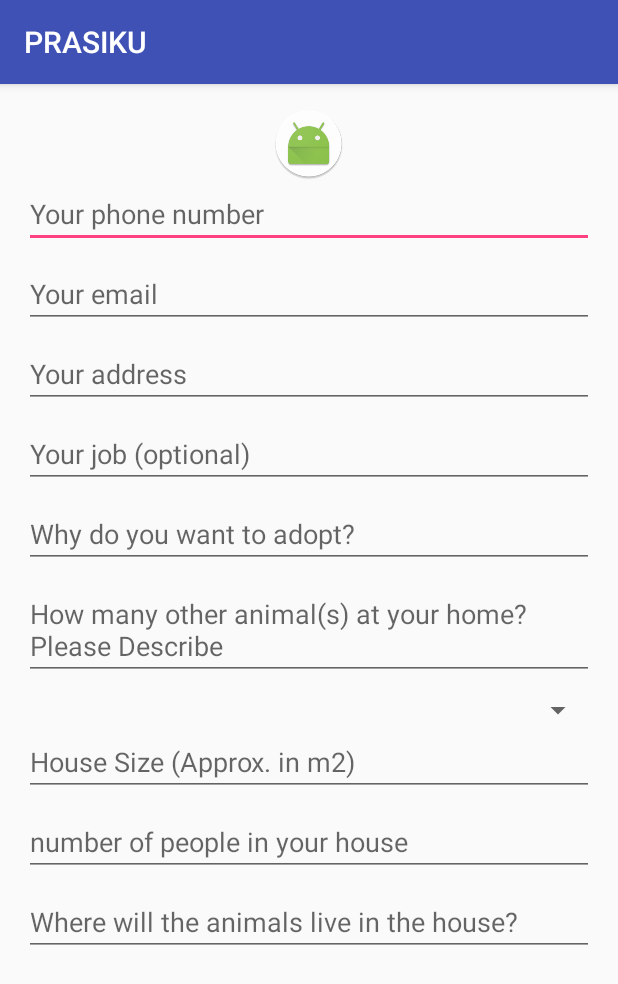
After one commit to mfpfakhri/PRASIKU, an Android app: the UserAdoptionFormActivity screen opened directly, with no data from a screen before it, on a phone screen of 412 x 824 dp. The commit adds this screen. Shown: the top 984 px of the screen. Run offline under Robolectric (Android 15) with nearby library versions, the phone set to English and light mode, and no system bars.

Commit message:
adoption form setengah jalan

```diff
--- a/app/src/main/AndroidManifest.xml
+++ b/app/src/main/AndroidManifest.xml
@@ -83,6 +83,7 @@
                 android:name="android.support.PARENT_ACTIVITY"
                 android:value=".HomeActivity" />
         </activity>
+        <activity android:name=".UserAdoptionFormActivity"></activity>
     </application>
 
 </manifest>
--- a/app/src/main/java/com/example/android/prasikuv11/AdoptionFormReceivedActivity.java
+++ b/app/src/main/java/com/example/android/prasikuv11/AdoptionFormReceivedActivity.java
@@ -1,7 +1,9 @@
 package com.example.android.prasikuv11;
 
+import android.content.Intent;
+import android.os.Bundle;
 import android.support.v7.app.AppCompatActivity;
-import android.os.Bundle;
+import android.view.View;
 
 public class AdoptionFormReceivedActivity extends AppCompatActivity {
 
@@ -10,4 +12,8 @@ public class AdoptionFormReceivedActivity extends AppCompatActivity {
         super.onCreate(savedInstanceState);
         setContentView(R.layout.activity_adoption_form_received);
     }
+    public void openUserAdoptionForm(View view){
+        Intent useradoptionform = new Intent(this, UserAdoptionFormActivity.class);
+        startActivity(useradoptionform);
+    }
 }
--- a/app/src/main/java/com/example/android/prasikuv11/HomeActivity.java
+++ b/app/src/main/java/com/example/android/prasikuv11/HomeActivity.java
@@ -21,11 +21,11 @@ public class HomeActivity extends AppCompatActivity {
         startActivity(catadoption);
     }
     public void openUploadAnimal(View view){
-        Intent catadoption = new Intent(this, UploadAnimalActivity.class);
-        startActivity(catadoption);
+        Intent uploadanimal = new Intent(this, UploadAnimalActivity.class);
+        startActivity(uploadanimal);
     }
     public void openAdoptionFormReceived(View view){
-        Intent catadoption = new Intent(this, AdoptionFormReceivedActivity.class);
-        startActivity(catadoption);
+        Intent adoptionformreceived = new Intent(this, AdoptionFormReceivedActivity.class);
+        startActivity(adoptionformreceived);
     }
 }
--- /dev/null
+++ b/app/src/main/java/com/example/android/prasikuv11/UserAdoptionFormActivity.java
@@ -0,0 +1,13 @@
+package com.example.android.prasikuv11;
+
+import android.support.v7.app.AppCompatActivity;
+import android.os.Bundle;
+
+public class UserAdoptionFormActivity extends AppCompatActivity {
+
+    @Override
+    protected void onCreate(Bundle savedInstanceState) {
+        super.onCreate(savedInstanceState);
+        setContentView(R.layout.activity_user_adoption_form);
+    }
+}
--- a/app/src/main/res/layout/activity_adoption_form_received.xml
+++ b/app/src/main/res/layout/activity_adoption_form_received.xml
@@ -1,9 +1,13 @@
 <?xml version="1.0" encoding="utf-8"?>
-<android.support.constraint.ConstraintLayout xmlns:android="http://schemas.android.com/apk/res/android"
+<LinearLayout xmlns:android="http://schemas.android.com/apk/res/android"
     xmlns:app="http://schemas.android.com/apk/res-auto"
     xmlns:tools="http://schemas.android.com/tools"
     android:layout_width="match_parent"
     android:layout_height="match_parent"
     tools:context="com.example.android.prasikuv11.AdoptionFormReceivedActivity">
-
-</android.support.constraint.ConstraintLayout>
+    <Button
+        android:layout_width="match_parent"
+        android:layout_height="wrap_content"
+        android:text="user yang mau adopt 1"
+        android:onClick="openUserAdoptionForm"/>
+</LinearLayout>
--- /dev/null
+++ b/app/src/main/res/layout/activity_user_adoption_form.xml
@@ -0,0 +1,106 @@
+<?xml version="1.0" encoding="utf-8"?>
+<ScrollView xmlns:android="http://schemas.android.com/apk/res/android"
+    android:layout_width="match_parent"
+    android:layout_height="match_parent">
+
+    <LinearLayout xmlns:android="http://schemas.android.com/apk/res/android"
+        xmlns:app="http://schemas.android.com/apk/res-auto"
+        xmlns:tools="http://schemas.android.com/tools"
+        android:layout_width="match_parent"
+        android:layout_height="match_parent"
+        android:layout_margin="16sp"
+        android:orientation="vertical"
+        tools:context="com.example.android.prasikuv11.MainActivity">
+
+        <LinearLayout
+            android:layout_width="match_parent"
+            android:layout_height="match_parent"
+            android:layout_weight="1"
+            android:orientation="vertical">
+
+            <ImageView
+                android:id="@+id/clouwiko_logo"
+                android:layout_width="fill_parent"
+                android:layout_height="match_parent"
+                android:scaleType="center"
+                android:src="@mipmap/ic_launcher_round" />
+        </LinearLayout>
+
+        <LinearLayout
+            android:layout_width="match_parent"
+            android:layout_height="match_parent"
+            android:layout_weight="1"
+            android:orientation="vertical">
+
+            <EditText
+                android:id="@+id/adoption_phone"
+                android:layout_width="match_parent"
+                android:layout_height="wrap_content"
+                android:layout_marginBottom="8dp"
+                android:hint="@string/adoption_phone" />
+
+            <EditText
+                android:id="@+id/adoption_email"
+                android:layout_width="match_parent"
+                android:layout_height="wrap_content"
+                android:layout_marginBottom="8dp"
+                android:hint="@string/adoption_email" />
+
+            <EditText
+                android:id="@+id/adoption_address"
+                android:layout_width="match_parent"
+                android:layout_height="wrap_content"
+                android:layout_marginBottom="8dp"
+                android:hint="@string/adoption_address" />
+
+            <EditText
+                android:id="@+id/adoption_job"
+                android:layout_width="match_parent"
+                android:layout_height="wrap_content"
+                android:layout_marginBottom="8dp"
+                android:hint="@string/adoption_job" />
+
+            <EditText
+                android:id="@+id/adoption_reason"
+                android:layout_width="match_parent"
+                android:layout_height="wrap_content"
+                android:layout_marginBottom="8dp"
+                android:hint="@string/adoption_reason" />
+
+            <EditText
+                android:id="@+id/adoption_number_of_animal"
+                android:layout_width="match_parent"
+                android:layout_height="wrap_content"
+                android:layout_marginBottom="8dp"
+                android:hint="@string/adoption_number_of_animal" />
+
+            <Spinner
+                android:id="@+id/adoption_house_type_string"
+                android:layout_width="match_parent"
+                android:layout_height="wrap_content"></Spinner>
+
+            <EditText
+                android:id="@+id/adoption_house_size"
+                android:layout_width="match_parent"
+                android:layout_height="wrap_content"
+                android:layout_marginBottom="8dp"
+                android:hint="@string/adoption_house_size" />
+
+            <EditText
+                android:id="@+id/adoption_number_of_people"
+                android:layout_width="match_parent"
+                android:layout_height="wrap_content"
+                android:layout_marginBottom="8dp"
+                android:hint="@string/adoption_number_of_people" />
+
+            <EditText
+                android:id="@+id/adoption_animal_live"
+                android:layout_width="match_parent"
+                android:layout_height="wrap_content"
+                android:layout_marginBottom="8dp"
+                android:hint="@string/adoption_animal_live" />
+
+
+        </LinearLayout>
+    </LinearLayout>
+</ScrollView>
--- a/app/src/main/res/values/strings.xml
+++ b/app/src/main/res/values/strings.xml
@@ -28,6 +28,37 @@
     <!-- String name for Cat Name [CHAR LIMIT=20] -->
     <string name="cat_upload_button">Upload</string>
 
+    <!-- String name for Phone in Adoption Form [CHAR LIMIT=20] -->
+    <string name="adoption_phone">Your phone number</string>
+    <!-- String name for Email in Adoption Form [CHAR LIMIT=20] -->
+    <string name="adoption_email">Your email</string>
+    <!-- String name for Job in Adoption Form [CHAR LIMIT=20] -->
+    <string name="adoption_job">Your job (optional)</string>
+    <!-- String name for Address in Adoption Form [CHAR LIMIT=20] -->
+    <string name="adoption_address">Your address</string>
+    <!-- String name for Reason in Adoption Form [CHAR LIMIT=20] -->
+    <string name="adoption_reason">Why do you want to adopt?</string>
+    <!-- String name for Number of Animal in Adoption Form [CHAR LIMIT=20] -->
+    <string name="adoption_number_of_animal">How many other animal(s) at your home? Please Describe</string>
+    <!-- String name for House Size in Adoption Form [CHAR LIMIT=20] -->
+    <string name="adoption_house_size">House Size (Approx. in m2)</string>
+    <!-- String name for Number of People in Adoption Form [CHAR LIMIT=20] -->
+    <string name="adoption_number_of_people">number of people in your house</string>
+    <!-- String name for Animal Place in Adoption Form [CHAR LIMIT=20] -->
+    <string name="adoption_animal_live">Where will the animals live in the house?</string>
+    <!-- String name for House Type in Adoption Form [CHAR LIMIT=20] -->
+    <string name="adoption_house_type_string">house type</string>
+    <!-- String name for House Member Permission in Adoption Form [CHAR LIMIT=20] -->
+    <string name="adoption_house_member_permission_switch">House Member Permission</string>
+    <!-- String name for Plan to Move in Adoption Form [CHAR LIMIT=20] -->
+    <string name="adoption_plan_to_move_switch">Plan to Move</string>
+    <!-- String name for After Marriage Plan in Adoption Form [CHAR LIMIT=20] -->
+    <string name="adoption_after_marriage_plan_switch">After Marriage Plan</string>
+    <!-- String name for Kid(s) in Your House in Adoption Form [CHAR LIMIT=20] -->
+    <string name="adoption_kids_in_the_house_switch">Kid(s) in Your House</string>
+    <!-- String name for Financial Plan in Adoption Form [CHAR LIMIT=20] -->
+    <string name="adoption_financial_plan">Your Financial Plan</string>
+
     <string name="app_name">PRASIKU</string>
     <string name="sign_in_default">Sign In</string>
     <string name="sign_in_fb">Sign In with Facebook</string>
```
